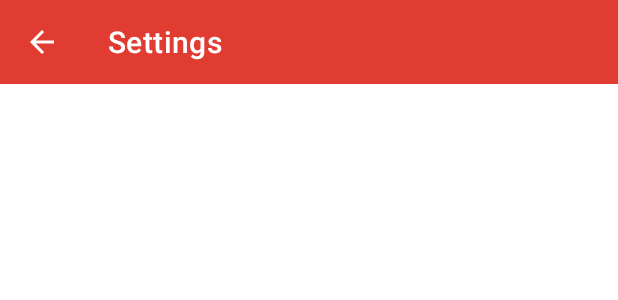
After one commit to RealHephaistos/PSI-Univ, an Android app: the layout activity_settings.xml on its own in the app's theme, with its tools: preview values and no code run, on a phone screen of 412 x 824 dp. The commit adds this screen. Shown: the top 300 px of the screen. Run offline under Robolectric (Android 15) with nearby library versions, the light colour scheme and no system bars.

Commit message:
Fragments Settings -> Activity -Menu Paramètre

```diff
--- a/app/src/main/java/com/example/psi_univ/ui/activities/MainActivity.java
+++ b/app/src/main/java/com/example/psi_univ/ui/activities/MainActivity.java
@@ -80,7 +80,7 @@ public class MainActivity extends AppCompatActivity implements NavigationView.On
     public boolean onNavigationItemSelected(@NonNull MenuItem item) {
         switch (item.getItemId()) {
             case R.id.drawer_settings:
-                getSupportFragmentManager().beginTransaction().replace(R.id.fragment_container, new SettingsFragment()).commit();
+               startActivity(new Intent(this,SettingsActivity.class));
                 break;
             case R.id.homepage:
                 Intent intent = new Intent(getApplicationContext(), MainActivity.class);
--- /dev/null
+++ b/app/src/main/res/drawable/ic_baseline_arrow_back_24.xml
@@ -0,0 +1,5 @@
+<vector android:autoMirrored="true" android:height="24dp"
+    android:tint="#FFFFFF" android:viewportHeight="24"
+    android:viewportWidth="24" android:width="24dp" xmlns:android="http://schemas.android.com/apk/res/android">
+    <path android:fillColor="@android:color/white" android:pathData="M20,11H7.83l5.59,-5.59L12,4l-8,8 8,8 1.41,-1.41L7.83,13H20v-2z"/>
+</vector>
--- /dev/null
+++ b/app/src/main/res/layout/activity_settings.xml
@@ -0,0 +1,20 @@
+<?xml version="1.0" encoding="utf-8"?>
+<RelativeLayout xmlns:android="http://schemas.android.com/apk/res/android"
+    xmlns:app="http://schemas.android.com/apk/res-auto"
+    xmlns:tools="http://schemas.android.com/tools"
+    android:layout_width="match_parent"
+    android:layout_height="match_parent"
+    tools:context=".ui.activities.SettingsActivity">
+
+    <com.google.android.material.appbar.MaterialToolbar
+        android:id="@+id/ToolBar"
+        style="@style/ThemeOverlay.MaterialComponents.Toolbar.Primary"
+        android:layout_width="match_parent"
+        android:layout_height="?android:attr/actionBarSize"
+        android:background="@color/rennes_red"
+        app:layout_scrollFlags="scroll|enterAlways|snap"
+        app:navigationIcon="@drawable/ic_baseline_arrow_back_24"
+        app:title="@string/Settings"
+        app:titleTextColor="@color/white" />
+
+</RelativeLayout>
--- a/app/src/main/res/values/strings.xml
+++ b/app/src/main/res/values/strings.xml
@@ -18,7 +18,6 @@
     <string name="advanced_search_available_rooms_toast_of">Available rooms will not be shown</string>
     <string name="advanced_search_unavailable_rooms_toast_on">Unavailable rooms will be shown</string>
     <string name="advanced_search_unavailable_rooms_toast_of">Unavailable rooms will not be shown</string>
-
 
 
     <!-- English strings for the toolbar -->
@@ -46,7 +45,6 @@
     <string name="December">December</string>
 
 
-
     <!-- TODO: Remove or change this placeholder text -->
     <string name="hello_blank_fragment">Hello blank fragment</string>
 </resources>
--- /dev/null
+++ b/app/src/main/res/xml/preferences.xml
@@ -0,0 +1,4 @@
+<?xml version="1.0" encoding="utf-8"?>
+<PreferenceScreen xmlns:android="http://schemas.android.com/apk/res/android">
+
+</PreferenceScreen>
```
Also changed, not shown: app/src/main/AndroidManifest.xml (+19 -8 lines), app/src/main/java/com/example/psi_univ/ui/activities/SettingsActivity.java (added, +35 -0 lines), app/src/main/java/com/example/psi_univ/ui/fragments/AdvancedSearchFragment.java (+7 -0 lines).
